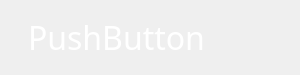
The window that buttonwithdagger.ui (fhfuih/COMP2012H-Project) describes before a commit, drawn with Qt 5.
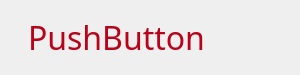
The same window after the commit. Icons and pictures are not drawn.

Diff of the .ui file:
```diff
--- a/buttonwithdagger.ui
+++ b/buttonwithdagger.ui
@@ -81,7 +81,7 @@
       </font>
      </property>
      <property name="styleSheet">
-      <string notr="true">color: rgb(255, 255, 255);
+      <string notr="true">color: rgb(184, 3, 27);
 text-align: left;
 margin-left: 10px;</string>
      </property>
```
